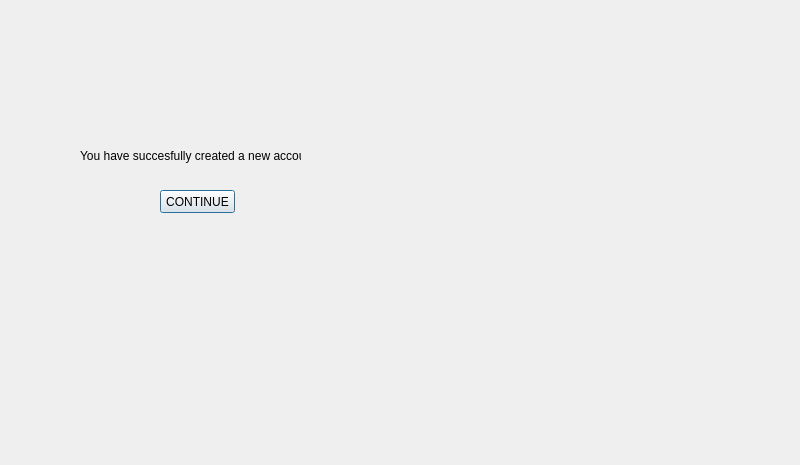
Before: the Qt Designer form Qt_Creator/projectPHOE/newsuccess.ui in jdsalguer/senior_project, drawn with Qt 5.
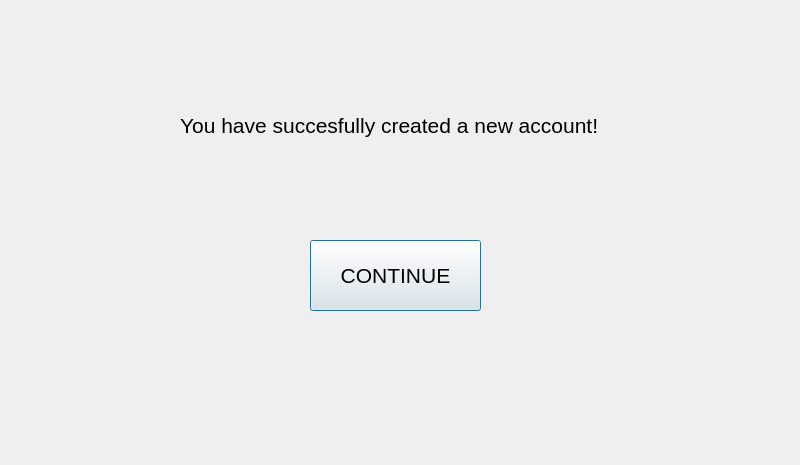
After: the same form once the commit is applied.

Diff of the .ui file:
```diff
--- a/Qt_Creator/projectPHOE/newsuccess.ui
+++ b/Qt_Creator/projectPHOE/newsuccess.ui
@@ -16,12 +16,17 @@
   <widget class="QPushButton" name="cresuccontButton">
    <property name="geometry">
     <rect>
-     <x>160</x>
-     <y>190</y>
-     <width>75</width>
-     <height>23</height>
+     <x>310</x>
+     <y>240</y>
+     <width>171</width>
+     <height>71</height>
     </rect>
    </property>
+   <property name="font">
+    <font>
+     <pointsize>16</pointsize>
+    </font>
+   </property>
    <property name="text">
     <string>CONTINUE</string>
    </property>
@@ -29,12 +34,17 @@
   <widget class="QLabel" name="label">
    <property name="geometry">
     <rect>
-     <x>80</x>
-     <y>140</y>
-     <width>221</width>
-     <height>31</height>
+     <x>180</x>
+     <y>60</y>
+     <width>451</width>
+     <height>131</height>
     </rect>
    </property>
+   <property name="font">
+    <font>
+     <pointsize>16</pointsize>
+    </font>
+   </property>
    <property name="text">
     <string>You have succesfully created a new account!</string>
    </property>
```
